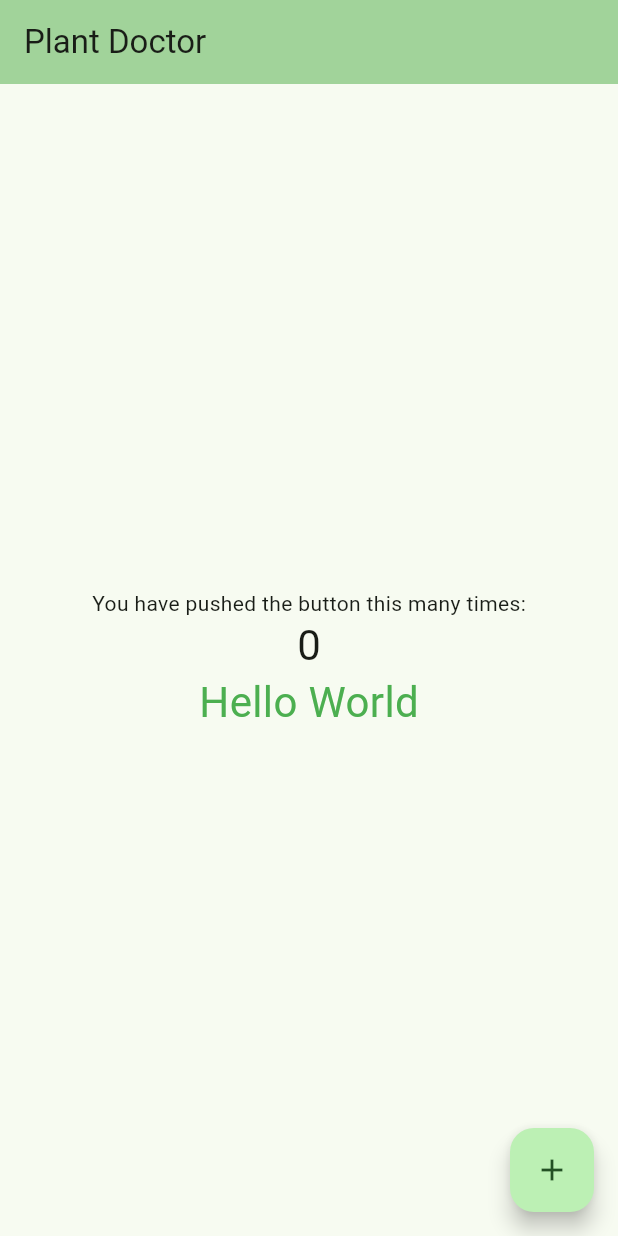
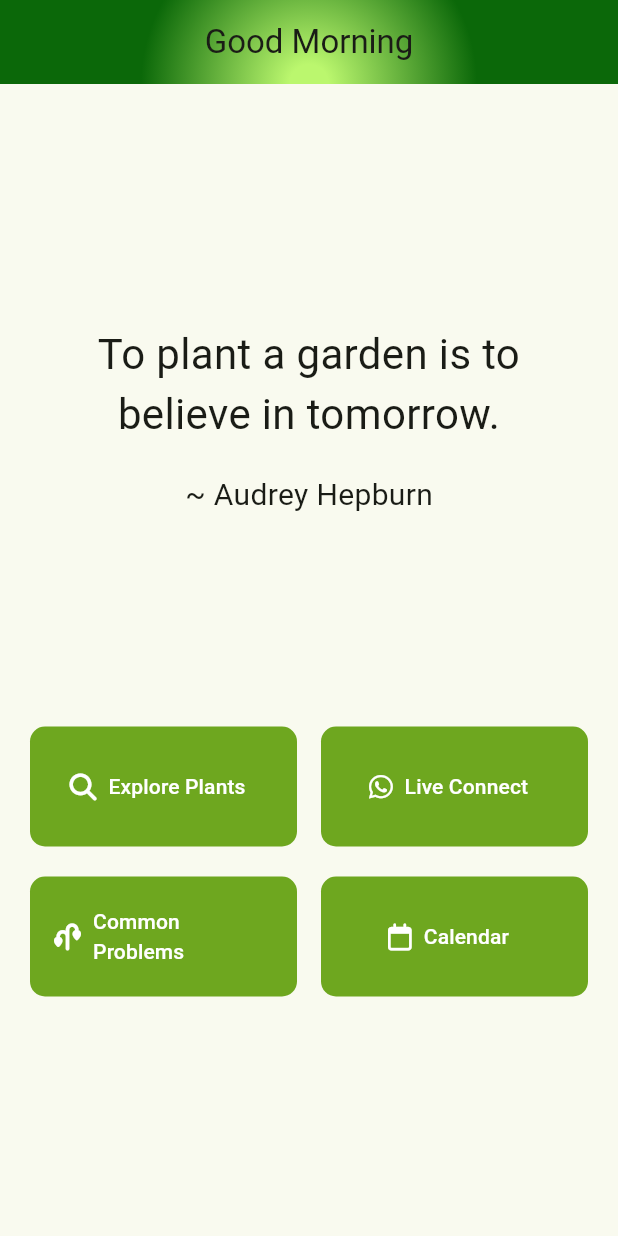
Before and after one commit to FGXB1/plant_doctor, a Flutter app: the screen it shows after launch, on a phone screen of 412 x 824 dp. Run offline on Flutter 3.47's test engine with Material 3 defaults, Android fonts, the phone set to English and light mode, and no system bars; our stand-ins replace font_awesome_flutter; missing offline and left inert: whatsapp.

Commit message:
explore page, plant page, live_connect (#2)
* added buttons :O

* created home page foundation, removed about page code since there wasn't anything meaningful, cleaned up code

* live connect page added, test_homepage to test with gridview instead

* URL launcher

* Co-authored-by: FGXB1 <FGXB1@users.noreply.github.com>

* Co-authored-by: FGXB1 <FGXB1@users.noreply.github.com>

* Calendar

* added gradient to appbar

* created explore page, set up plant details page

---------

Co-authored-by: Ammar Jiruwala <ammarjiruwala07@gmail.com>

```diff
--- /dev/null
+++ b/lib/homepage.dart
@@ -0,0 +1,122 @@
+// ignore_for_file: must_be_immutable
+
+import 'package:flutter/material.dart';
+import 'package:plant_doctor/explore.dart';
+import 'package:plant_doctor/live_connect.dart';
+
+import 'package:font_awesome_flutter/font_awesome_flutter.dart';
+
+class Homepage extends StatelessWidget {
+  Homepage({super.key});
+  var hour = DateTime.now().hour;
+  @override
+  Widget build(BuildContext context) {
+    return Scaffold(
+      appBar: AppBar(
+        centerTitle: true,
+        title: Text(hour < 12 ? 'Good Morning' : 'Good Evening'),
+        flexibleSpace: Container(
+          decoration: const BoxDecoration(
+            gradient: RadialGradient(
+              colors: [Color(0xffbbf76e), Color(0xff0b6809)],
+              stops: [0.07, 1],
+              center: Alignment.bottomCenter,
+              radius: 2.0,
+              focal: Alignment.bottomCenter,
+              focalRadius: 0.1
+            ),
+          ),
+        ),
+      ),
+      body:  Padding(
+        padding: const EdgeInsets.all(20.0),
+        child: Column(
+          mainAxisAlignment: MainAxisAlignment.spaceEvenly,
+          children: [
+            const Column(
+              children: [
+                Text(
+                  'To plant a garden is to believe in tomorrow.',
+                  style: TextStyle(fontSize: 28),
+                  textAlign: TextAlign.center,
+                ),
+                SizedBox(
+                  height: 20,
+                ),
+                Text('~ Audrey Hepburn', style: TextStyle(fontSize: 20)),
+              ],
+            ),
+            Column(
+              children: [
+                Row(
+                  mainAxisAlignment: MainAxisAlignment.center,
+                  children: [
+                    Buttons(
+                      cardText: 'Explore Plants',
+                      icon: FontAwesomeIcons.magnifyingGlass,
+                      route: ExplorePage(),
+                    ),
+                    const Padding(padding: EdgeInsets.all(8.0)),
+                    const Buttons(
+                      cardText: 'Live Connect',
+                      icon: FontAwesomeIcons.whatsapp,
+                      route: LiveConnectPage(),
+                    ),
+                  ],
+                ),
+                const SizedBox(height: 20),
+                const Row(
+                  mainAxisAlignment: MainAxisAlignment.center,
+                  children: [
+                    Buttons(
+                      cardText: 'Common Problems',
+                      icon: FontAwesomeIcons.plantWilt,
+                      route: LiveConnectPage(),
+                    ),
+                    Padding(padding: EdgeInsets.all(8.0)),
+                    Buttons(
+                      cardText: 'Calendar',
+                      icon: FontAwesomeIcons.calendar,
+                      route: LiveConnectPage(),
+                    ),
+                  ],
+                ),
+              ],
+            ),
+          ],
+        ),
+      ),
+    );
+  }
+}
+
+class Buttons extends StatelessWidget {
+  const Buttons({super.key, required this.cardText, required this.icon, required this.route});
+  final String cardText;
+  final IconData icon;
+  final Widget route;
+
+  @override
+  Widget build(BuildContext context) {
+    return Expanded(
+      flex: 1,
+      child: SizedBox(
+        height: 80,
+        child: FilledButton.icon(
+            onPressed: () {
+              Navigator.of(context).push(
+                MaterialPageRoute(
+                  builder: (context) => route
+                )
+              );
+            },
+            label: Text(cardText),
+            icon: FaIcon(icon),
+            style: FilledButton.styleFrom(
+              shape: RoundedRectangleBorder(
+                  borderRadius: BorderRadius.circular(10.0)),
+            )),
+      ),
+    );
+  }
+}
--- a/lib/main.dart
+++ b/lib/main.dart
@@ -1,116 +1,25 @@
 import 'package:flutter/material.dart';
+import 'homepage.dart';
 
 void main() {
   runApp(const MyApp());
 }
 
-class StyledText extends StatelessWidget {
-  const StyledText({super.key});
-
-  @override
-  Widget build(BuildContext context) {
-    return const Text(
-      'Hello World',
-      style: TextStyle(color: Colors.green, fontSize: 28),
-    );
-  }
-}
+var kColorScheme = ColorScheme.fromSeed(seedColor: const Color(0xFF6EA71F)).copyWith(
+  primary: const Color(0xFF6EA71F)
+);
 
 class MyApp extends StatelessWidget {
   const MyApp({super.key});
 
-  // This widget is the root of your application.
   @override
   Widget build(BuildContext context) {
     return MaterialApp(
       title: 'Plant Doctor',
       theme: ThemeData(
-        colorScheme: ColorScheme.fromSeed(seedColor: Colors.green),
-        useMaterial3: true,
+        colorScheme: kColorScheme,
+        useMaterial3: true
       ),
-      home: const MyHomePage(title: 'Plant Doctor'),
+      home: Homepage(),
     );
   }
-}
-
-class MyHomePage extends StatefulWidget {
-  const MyHomePage({super.key, required this.title});
-
-  // echoing hi
-
-  final String title;
-
-  @override
-  State<MyHomePage> createState() => _MyHomePageState();
-}
-
-class _MyHomePageState extends State<MyHomePage> {
-  int _counter = 0;
-
-  void _incrementCounter() {
-    setState(() {
-      // This call to setState tells the Flutter framework that something has
-      // changed in this State, which causes it to rerun the build method below
-      // so that the display can reflect the updated values. If we changed
-      // _counter without calling setState(), then the build method would not be
-      // called again, and so nothing would appear to happen.
-      _counter++;
-    });
-  }
-
-  @override
-  Widget build(BuildContext context) {
-    // This method is rerun every time setState is called, for instance as done
-    // by the _incrementCounter method above.
-    //
-    // The Flutter framework has been optimized to make rerunning build methods
-    // fast, so that you can just rebuild anything that needs updating rather
-    // than having to individually change instances of widgets.
-    return Scaffold(
-      appBar: AppBar(
-        // TRY THIS: Try changing the color here to a specific color (to
-        // Colors.amber, perhaps?) and trigger a hot reload to see the AppBar
-        // change color while the other colors stay the same.
-        backgroundColor: Theme.of(context).colorScheme.inversePrimary,
-        // Here we take the value from the MyHomePage object that was created by
-        // the App.build method, and use it to set our appbar title.
-        title: Text(widget.title),
-      ),
-      body: Center(
-        // Center is a layout widget. It takes a single child and positions it
-        // in the middle of the parent.
-        child: Column(
-          // Column is also a layout widget. It takes a list of children and
-          // arranges them vertically. By default, it sizes itself to fit its
-          // children horizontally, and tries to be as tall as its parent.
-          //
-          // Column has various properties to control how it sizes itself and
-          // how it positions its children. Here we use mainAxisAlignment to
-          // center the children vertically; the main axis here is the vertical
-          // axis because Columns are vertical (the cross axis would be
-          // horizontal).
-          //
-          // TRY THIS: Invoke "debug painting" (choose the "Toggle Debug Paint"
-          // action in the IDE, or press "p" in the console), to see the
-          // wireframe for each widget.
-          mainAxisAlignment: MainAxisAlignment.center,
-          children: <Widget>[
-            const Text(
-              'You have pushed the button this many times:',
-            ),
-            Text(
-              '$_counter',
-              style: Theme.of(context).textTheme.headlineMedium,
-            ),
-            const StyledText()
-          ],
-        ),
-      ),
-      floatingActionButton: FloatingActionButton(
-        onPressed: _incrementCounter,
-        tooltip: 'Increment',
-        child: const Icon(Icons.add),
-      ), // This trailing comma makes auto-formatting nicer for build methods.
-    );
-  }
-}
--- /dev/null
+++ b/lib/models/plant.dart
@@ -0,0 +1,10 @@
+import 'package:uuid/uuid.dart';
+const uuid = Uuid();
+
+class Plant {
+  Plant({required this.name, required this.img}) : id = uuid.v4();
+
+  final String img;
+  final String id;
+  final String name;
+}
--- /dev/null
+++ b/lib/test_homepage.dart
@@ -0,0 +1,90 @@
+// ignore_for_file: must_be_immutable
+
+import 'package:flutter/material.dart';
+import 'package:plant_doctor/main.dart';
+import 'package:font_awesome_flutter/font_awesome_flutter.dart';
+
+class Homepage extends StatelessWidget {
+  Homepage({super.key});
+  var hour = DateTime.now().hour;
+
+  @override
+  Widget build(BuildContext context) {
+    return Scaffold(
+      appBar: AppBar(
+        title: Text(hour < 12 ? 'Good Morning' : 'Good Evening'),
+        backgroundColor: kColorScheme.primary,
+      ),
+      body: Column(
+        children: [
+          const Expanded(
+            flex: 2,
+            child: Text(
+              'To plant a garden is to believe in tomorrow.',
+              style: TextStyle(fontSize: 28),
+              textAlign: TextAlign.center,
+            ),
+          ),
+          Expanded(
+            flex: 1,
+            // child: Align(
+            //   alignment: Alignment.bottomCenter,
+              child: GridView.count(
+                crossAxisCount: 2,
+                mainAxisSpacing: 15.0,
+                crossAxisSpacing: 15.0,
+                padding: const EdgeInsets.all(25.0),
+                childAspectRatio: 1.8,
+                children: const [
+                  Buttons(
+                    cardText: 'Explore Plants',
+                    icon: FontAwesomeIcons.magnifyingGlass,
+                  ),
+                  Buttons(
+                    cardText: 'Live Connect',
+                    icon: FontAwesomeIcons.whatsapp,
+                  ),
+                  Buttons(
+                    cardText: 'Common Problems',
+                    icon: FontAwesomeIcons.plantWilt,
+                  ),
+                  Buttons(
+                    cardText: 'Calendar',
+                    icon: FontAwesomeIcons.calendar,
+                  ),
+                ],
+              ),
+            ),
+          // ),
+          const SizedBox(
+            height: 50,
+          )
+        ],
+      ),
+    );
+  }
+}
+
+class Buttons extends StatelessWidget {
+  const Buttons({super.key, required this.cardText, required this.icon});
+  final String cardText;
+  final IconData icon;
+
+  @override
+  Widget build(BuildContext context) {
+    return Expanded(
+      flex: 1,
+      child: SizedBox(
+        height: 80,
+        child: FilledButton.icon(
+            onPressed: () {},
+            label: Text(cardText),
+            icon: FaIcon(icon),
+            style: FilledButton.styleFrom(
+              shape: RoundedRectangleBorder(
+                  borderRadius: BorderRadius.circular(10.0)),
+            )),
+      ),
+    );
+  }
+}
```
Also changed, not shown: lib/explore.dart (added, +143 -0 lines), lib/live_connect.dart (added, +130 -0 lines), lib/plant_detail.dart (added, +35 -0 lines), pubspec.yaml (+13 -3 lines), assets/images/iga01.png (added), assets/images/iga02.png (added), assets/images/iga03.png (added), assets/images/iga04.png (added), assets/images/iga05.png (added), assets/images/iga06.png (added), pubspec.lock, 14 other files.
